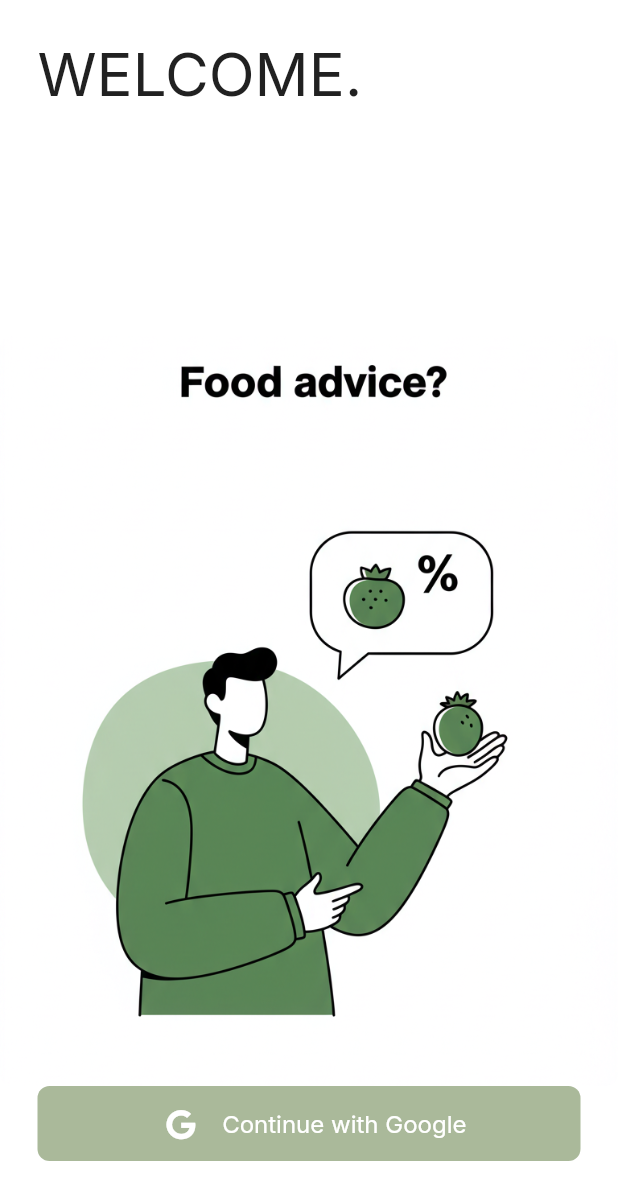
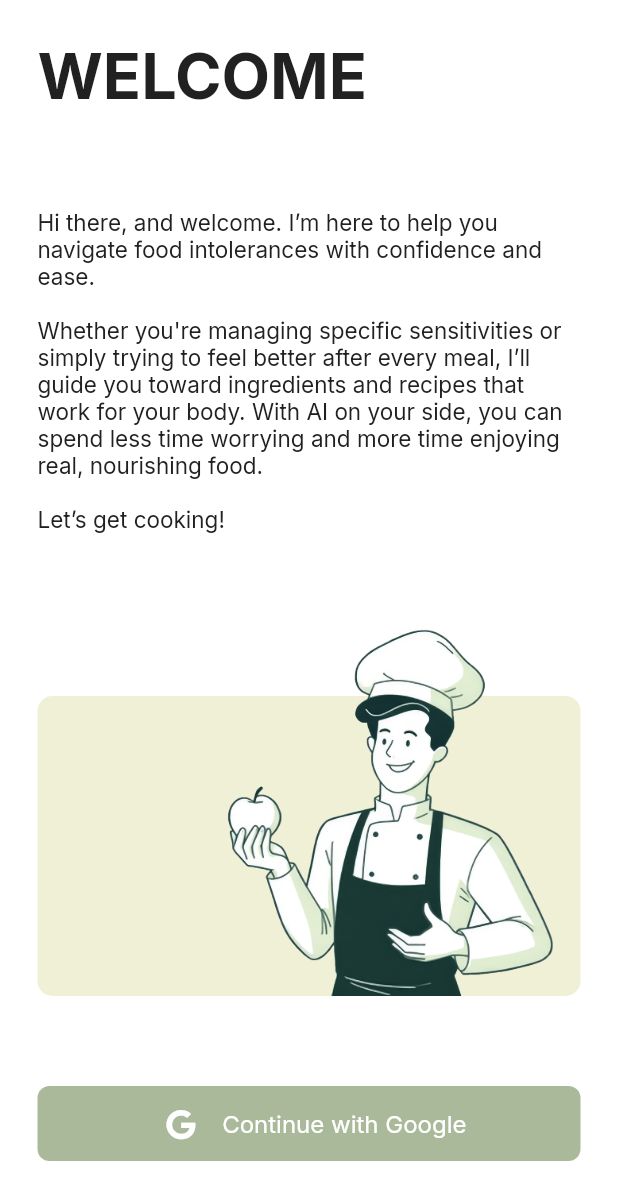
Before and after one commit to M-Enderle/Eat-Safe-AI-App, a Flutter app: the screen it shows after launch, on a phone screen of 412 x 824 dp. Shown: the top 1200 px of the screen. Run offline on Flutter 3.47's test engine with Material 3 defaults, Android fonts, the light colour scheme and no system bars; drawn by our look-alikes of auto_size_text; our stand-ins replace cloud_firestore, csv, dashed_circular_progress_bar, equatable, firebase_auth, firebase_core and 16 more; missing offline and left inert: json_path, mime_type; accounts and stored records are empty.

Commit message:
Updating to latest FlutterFlow output.

```diff
--- a/lib/mainpages/settings/settings_widget.dart
+++ b/lib/mainpages/settings/settings_widget.dart
@@ -761,6 +761,7 @@ class _SettingsWidgetState extends State<SettingsWidget> {
                                               highlightColor:
                                                   Colors.transparent,
                                               onTap: () async {
+                                                Function() _navigate = () {};
                                                 var confirmDialogResponse =
                                                     await showDialog<bool>(
                                                           context: context,
@@ -793,6 +794,7 @@ class _SettingsWidgetState extends State<SettingsWidget> {
                                                           },
                                                         ) ??
                                                         false;
+                                                if (confirmDialogResponse) {
                                                   await authManager
                                                       .deleteUser(context);
                                                   GoRouter.of(context)
@@ -801,9 +803,14 @@ class _SettingsWidgetState extends State<SettingsWidget> {
                                                   GoRouter.of(context)
                                                       .clearRedirectLocation();
 
+                                                  _navigate = () =>
                                                       context.goNamedAuth(
-                                                    WelcomeWidget.routeName,
+                                                          WelcomeWidget
+                                                              .routeName,
                                                           context.mounted);
+                                                }
+
+                                                _navigate();
                                               },
                                               child: Container(
                                                 width: double.infinity,
@@ -916,7 +923,7 @@ class _SettingsWidgetState extends State<SettingsWidget> {
                     padding:
                         EdgeInsetsDirectional.fromSTEB(0.0, 0.0, 0.0, 20.0),
                     child: Text(
-                      'Made with ❤️ \nby Moritz Enderle & Hannah Durchschlag',
+                      'Made with ❤️ \nby Hannah Durchschlag & Moritz Enderle ',
                       textAlign: TextAlign.center,
                       style: FlutterFlowTheme.of(context).bodyMedium.override(
                             font: GoogleFonts.inter(
--- a/lib/setup/welcome/welcome_widget.dart
+++ b/lib/setup/welcome/welcome_widget.dart
@@ -57,22 +57,23 @@ class _WelcomeWidgetState extends State<WelcomeWidget> {
                 child: Padding(
                   padding: EdgeInsetsDirectional.fromSTEB(25.0, 25.0, 0.0, 0.0),
                   child: Text(
-                    'WELCOME.',
-                    style: FlutterFlowTheme.of(context).displayMedium.override(
+                    'WELCOME',
+                    style: FlutterFlowTheme.of(context).headlineLarge.override(
                           font: GoogleFonts.inter(
                             fontWeight: FlutterFlowTheme.of(context)
-                                .displayMedium
+                                .headlineLarge
                                 .fontWeight,
                             fontStyle: FlutterFlowTheme.of(context)
-                                .displayMedium
+                                .headlineLarge
                                 .fontStyle,
                           ),
+                          fontSize: 42.0,
                           letterSpacing: 0.0,
                           fontWeight: FlutterFlowTheme.of(context)
-                              .displayMedium
+                              .headlineLarge
                               .fontWeight,
                           fontStyle: FlutterFlowTheme.of(context)
-                              .displayMedium
+                              .headlineLarge
                               .fontStyle,
                         ),
                   ),
@@ -90,24 +91,82 @@ class _WelcomeWidgetState extends State<WelcomeWidget> {
                       decoration: BoxDecoration(
                         borderRadius: BorderRadius.circular(0.0),
                       ),
-                      child: Align(
-                        alignment: AlignmentDirectional(0.0, 1.0),
-                        child: Flex(
-                          direction: Axis.vertical,
+                      child: Column(
                         mainAxisSize: MainAxisSize.max,
+                        mainAxisAlignment: MainAxisAlignment.start,
                         children: [
                           Expanded(
                             child: Align(
+                              alignment: AlignmentDirectional(-1.0, -1.0),
+                              child: Padding(
+                                padding: EdgeInsetsDirectional.fromSTEB(
+                                    25.0, 40.0, 25.0, 0.0),
+                                child: Text(
+                                  'Hi there, and welcome. I’m here to help you navigate food intolerances with confidence and ease.\n\nWhether you\'re managing specific sensitivities or simply trying to feel better after every meal, I’ll guide you toward ingredients and recipes that work for your body. With AI on your side, you can spend less time worrying and more time enjoying real, nourishing food.\n\nLet’s get cooking!',
+                                  style: FlutterFlowTheme.of(context)
+                                      .bodyMedium
+                                      .override(
+                                        font: GoogleFonts.inter(
+                                          fontWeight:
+                                              FlutterFlowTheme.of(context)
+                                                  .bodyMedium
+                                                  .fontWeight,
+                                          fontStyle:
+                                              FlutterFlowTheme.of(context)
+                                                  .bodyMedium
+                                                  .fontStyle,
+                                        ),
+                                        fontSize: 15.0,
+                                        letterSpacing: 0.0,
+                                        fontWeight: FlutterFlowTheme.of(context)
+                                            .bodyMedium
+                                            .fontWeight,
+                                        fontStyle: FlutterFlowTheme.of(context)
+                                            .bodyMedium
+                                            .fontStyle,
+                                      ),
+                                ),
+                              ),
+                            ),
+                          ),
+                          Padding(
+                            padding: EdgeInsetsDirectional.fromSTEB(
+                                25.0, 0.0, 25.0, 60.0),
+                            child: Container(
+                              width: double.infinity,
+                              height: 250.0,
+                              decoration: BoxDecoration(
+                                borderRadius: BorderRadius.circular(10.0),
+                              ),
+                              child: Stack(
+                                children: [
+                                  Align(
                                     alignment: AlignmentDirectional(0.0, 1.0),
+                                    child: Container(
+                                      width: double.infinity,
+                                      height: 200.0,
+                                      decoration: BoxDecoration(
+                                        color: FlutterFlowTheme.of(context)
+                                            .tertiary,
+                                        borderRadius:
+                                            BorderRadius.circular(10.0),
+                                      ),
+                                      alignment: AlignmentDirectional(0.0, 1.0),
+                                    ),
+                                  ),
+                                  Align(
+                                    alignment: AlignmentDirectional(1.0, 1.0),
                                     child: ClipRRect(
-                                  borderRadius: BorderRadius.circular(8.0),
+                                      borderRadius: BorderRadius.circular(6.0),
                                       child: Image.asset(
-                                    'assets/images/image_fx__(1).png',
-                                    width: double.infinity,
-                                    height: 500.0,
-                                    fit: BoxFit.fitWidth,
-                                    alignment: Alignment(0.0, 0.0),
+                                        'assets/images/replicate-prediction-d0xh9edezsrm80cqcf3bv2zspm.png',
+                                        width: 260.0,
+                                        height: double.infinity,
+                                        fit: BoxFit.cover,
                                       ),
+                                    ),
+                                  ),
+                                ],
                               ),
                             ),
                           ),
@@ -125,8 +184,8 @@ class _WelcomeWidgetState extends State<WelcomeWidget> {
                                     return;
                                   }
 
-                                    context.goNamedAuth(
-                                        DashboardWidget.routeName,
+                                  context.pushNamedAuth(
+                                      IntoleranceWidget.routeName,
                                       context.mounted);
                                 },
                                 text: 'Continue with Google',
@@ -143,8 +202,7 @@ class _WelcomeWidgetState extends State<WelcomeWidget> {
                                       10.0, 0.0, 10.0, 0.0),
                                   iconColor: FlutterFlowTheme.of(context)
                                       .primaryBackground,
-                                    color:
-                                        FlutterFlowTheme.of(context).secondary,
+                                  color: FlutterFlowTheme.of(context).secondary,
                                   textStyle: FlutterFlowTheme.of(context)
                                       .titleSmall
                                       .override(
@@ -160,12 +218,10 @@ class _WelcomeWidgetState extends State<WelcomeWidget> {
                                         ),
                                         color: Colors.white,
                                         letterSpacing: 0.0,
-                                          fontWeight:
-                                              FlutterFlowTheme.of(context)
+                                        fontWeight: FlutterFlowTheme.of(context)
                                             .titleSmall
                                             .fontWeight,
-                                          fontStyle:
-                                              FlutterFlowTheme.of(context)
+                                        fontStyle: FlutterFlowTheme.of(context)
                                             .titleSmall
                                             .fontStyle,
                                       ),
@@ -181,7 +237,6 @@ class _WelcomeWidgetState extends State<WelcomeWidget> {
                   ),
                 ),
               ),
-              ),
             ],
           ),
         ),
```
Also changed, not shown: lib/mainpages/search/search_widget.dart (+14 -0 lines), lib/setup/intolerance/intolerance_widget.dart (+2 -29 lines), assets/images/image_fx__(1).png (deleted), assets/images/replicate-prediction-d0xh9edezsrm80cqcf3bv2zspm.png (added). Lines whose indentation alone changed are shown as unchanged.
